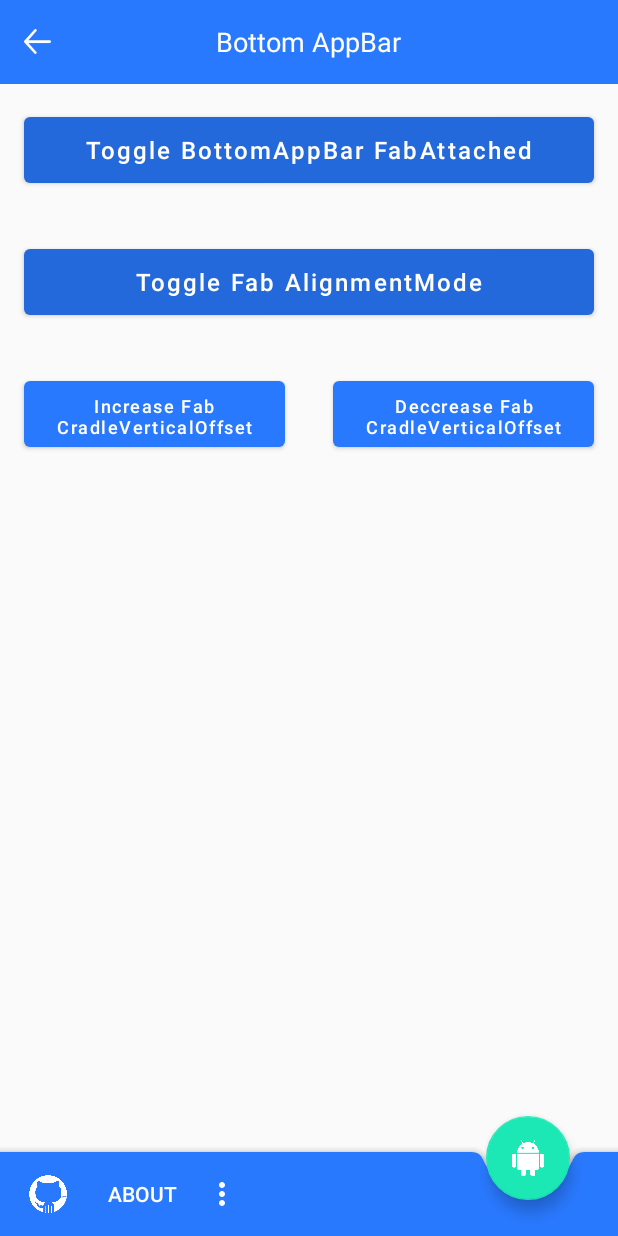
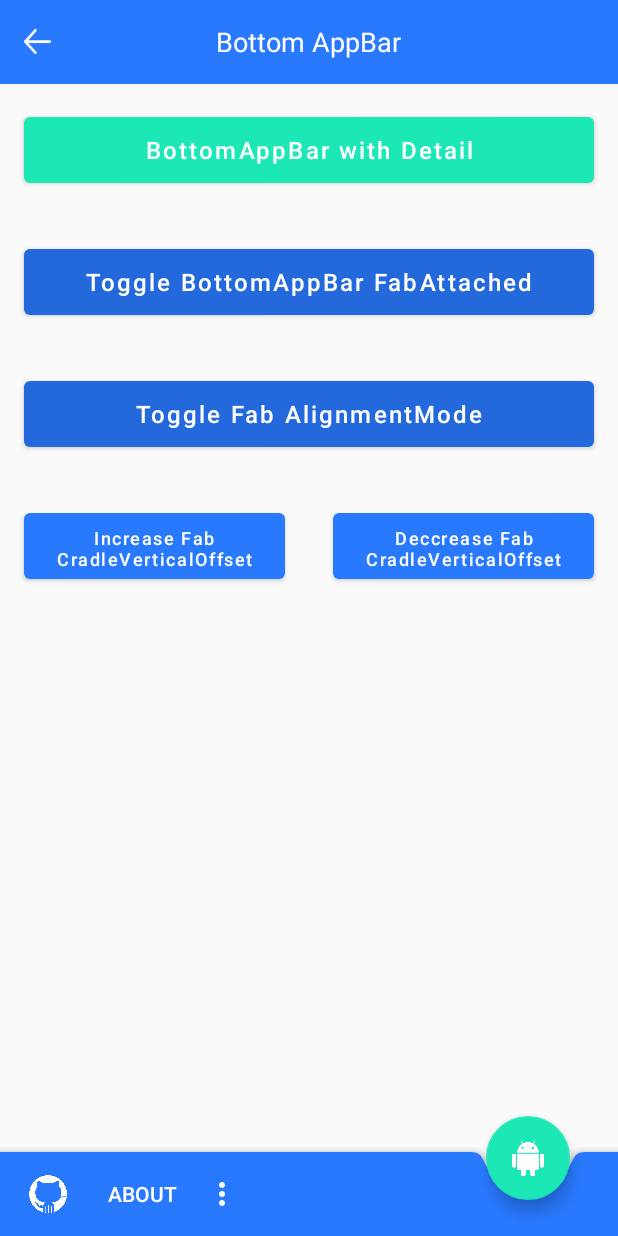
Before and after one commit to emretekin/Support-Library-v28-Additions, an Android app: the BottomAppBarActivity screen opened directly, with no data from a screen before it, on a phone screen of 412 x 824 dp. Run offline under Robolectric (Android 15) with nearby library versions, the phone set to English and light mode, and no system bars; 1 statement that could not run was skipped.

Commit message:
minor improvements

```diff
--- a/app/src/main/res/layout/activity_bottom_app_bar.xml
+++ b/app/src/main/res/layout/activity_bottom_app_bar.xml
@@ -13,6 +13,13 @@
         app:layout_behavior="@string/appbar_scrolling_view_behavior">
 
         <include layout="@layout/view_toolbar" />
+
+        <android.support.design.button.MaterialButton
+            android:id="@+id/bottomAppBarDetail_button"
+            style="@style/MainDefaultButton"
+            android:text="BottomAppBar with Detail"
+            app:backgroundTint="@color/gGreen"
+            app:rippleColor="@color/white" />
 
         <android.support.design.button.MaterialButton
             android:id="@+id/fabAttached_button"
@@ -35,16 +42,16 @@
                 android:id="@+id/fabCradleVerticalOffset_button"
                 style="@style/MainDefaultButton"
                 android:layout_weight="1"
+                android:text="Increase Fab CradleVerticalOffset"
                 android:textSize="12sp"
-                android:text="Increase Fab CradleVerticalOffset"
                 app:backgroundTint="@color/gBlue" />
 
             <android.support.design.button.MaterialButton
                 android:id="@+id/dec_fabCradleVerticalOffset_button"
                 style="@style/MainDefaultButton"
                 android:layout_weight="1"
+                android:text="Deccrease Fab CradleVerticalOffset"
                 android:textSize="12sp"
-                android:text="Deccrease Fab CradleVerticalOffset"
                 app:backgroundTint="@color/gBlue" />
         </LinearLayout>
     </LinearLayout>
```
